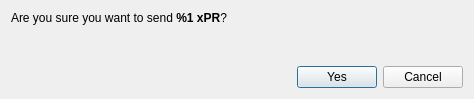
Before: the Qt Designer form src/gui/ui/confirmsenddialog.ui in ProsusCorp/ProsusMoney, drawn with Qt 5.
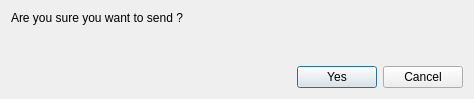
After: the same form once the commit is applied. Icons and pictures are not drawn.

```diff
--- a/src/gui/ui/confirmsenddialog.ui
+++ b/src/gui/ui/confirmsenddialog.ui
@@ -22,7 +22,7 @@
      <item>
       <widget class="QLabel" name="m_confirmLabel">
        <property name="text">
-        <string>&lt;html&gt;&lt;head/&gt;&lt;body&gt;&lt;p&gt;Are you sure you want to send &lt;span style=&quot; font-weight:600;&quot;&gt;%1 xPR&lt;/span&gt;?&lt;/p&gt;&lt;/body&gt;&lt;/html&gt;</string>
+        <string>&lt;html&gt;&lt;head/&gt;&lt;body&gt;&lt;p&gt;Are you sure you want to send ?&lt;/p&gt;&lt;/body&gt;&lt;/html&gt;</string>
        </property>
        <property name="textFormat">
         <enum>Qt::RichText</enum>
```
